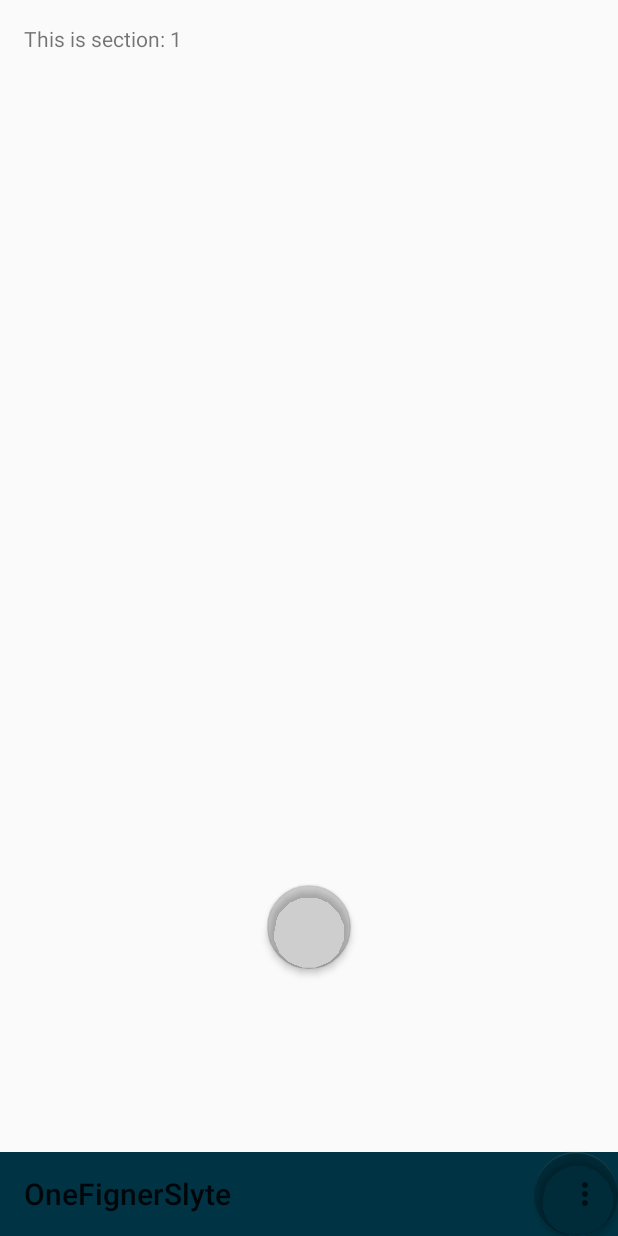
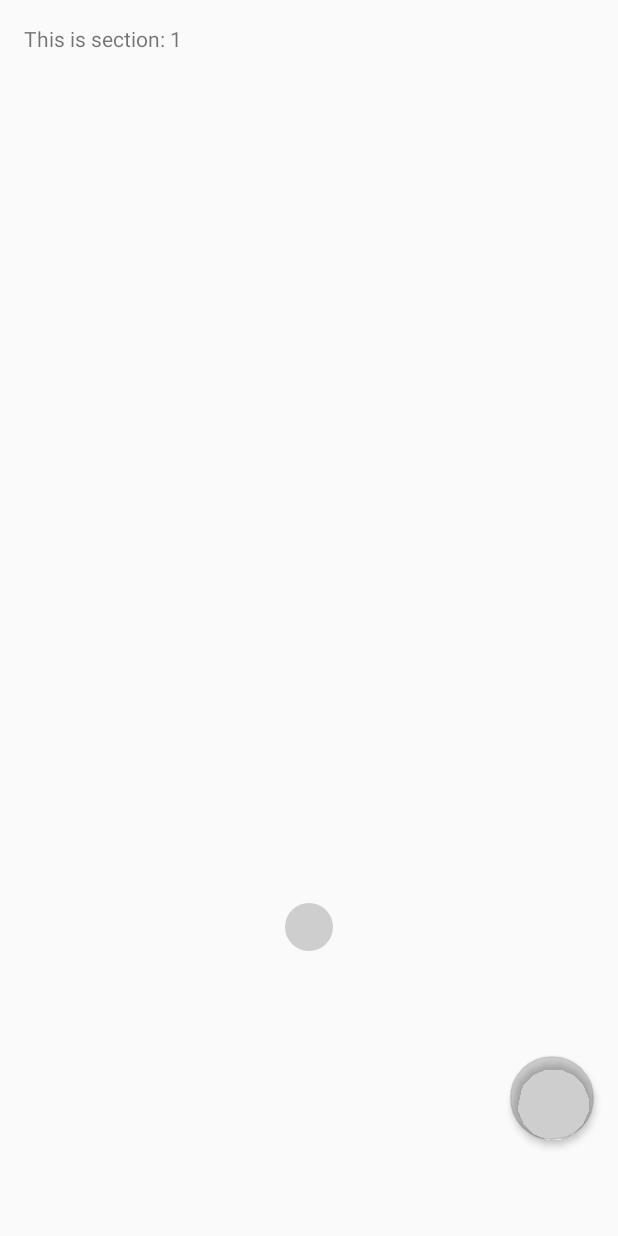
Before and after one commit to NiuPoYao/OneFignerSlyte, an Android app: the screen it shows after launch (MainActivity), after a tap on an icon or button, on a phone screen of 412 x 824 dp. Run offline under Robolectric (Android 15) with nearby library versions, the phone set to English and light mode, and no system bars; 3 statements that could not run were skipped.

Commit message:
interface ListenerHolder to change the functionality of fab in mainAct bugs fixed

```diff
--- a/app/src/main/AndroidManifest.xml
+++ b/app/src/main/AndroidManifest.xml
@@ -15,7 +15,7 @@
         <activity
             android:name=".MainActivity"
             android:label="@string/app_name"
-            android:theme="@style/AppTheme.NoActionBar">
+            android:theme="@style/AppTheme.NoActionBar.NoTitle">
             <intent-filter>
                 <action android:name="android.intent.action.MAIN" />
 
--- a/app/src/main/java/xniuniux/onefignerslyte/AppShortcutFragment.java
+++ b/app/src/main/java/xniuniux/onefignerslyte/AppShortcutFragment.java
@@ -11,10 +11,8 @@ import android.content.Intent;
 import android.graphics.drawable.BitmapDrawable;
 import android.os.Bundle;
 import android.os.Handler;
-import android.support.design.widget.FloatingActionButton;
 import android.support.design.widget.Snackbar;
 import android.support.v4.app.Fragment;
-import android.util.Log;
 import android.view.LayoutInflater;
 import android.view.MotionEvent;
 import android.view.View;
@@ -28,13 +26,14 @@ import java.util.ArrayList;
 
 import xniuniux.onefignerslyte.MainActivity.AppShortInfo;
 
-public class AppShortcutFragment extends Fragment {
+public class AppShortcutFragment extends Fragment implements MainActivity.ListenerHolder{
 
     String LOG_TAG = "AppShortcutFragment";
-    private OnFragmentInteractionListener interactionListener;
+    private OnFragmentInteractionListener mInteractionListener;
     private CircleListLayout cLayout;
     private ArrayList<Integer> mSelectedApp = new ArrayList<>();
-    private FloatingActionButton fab;
+
+    private View.OnClickListener shortcutFabOnClickListener;
 
     public AppShortcutFragment() {
     }
@@ -49,7 +48,7 @@ public class AppShortcutFragment extends Fragment {
         super.onAttach(context);
         if (context instanceof Activity){
             Activity a =(Activity) context;
-            interactionListener = (OnFragmentInteractionListener) a;
+            mInteractionListener = (OnFragmentInteractionListener) a;
 
         }
     }
@@ -60,20 +59,10 @@ public class AppShortcutFragment extends Fragment {
         // Inflate the layout for this fragment
         View rootView = inflater.inflate(R.layout.fragment_app_shortcut, container, false);
         cLayout = (CircleListLayout) rootView.findViewById(R.id.circle_list_layout);
-        fab = (FloatingActionButton) rootView.findViewById(R.id.shortcut_fab);
-        fab.setOnClickListener(shortcutFabOnClickListener);
 
-        for (int i = 0; i < cLayout.getAppShortcutsTotal(); i++){
-            ImageView button = (ImageView) inflater.inflate(R.layout.element_app_shortcut, null);
-            AppShortInfo app = MainActivity.appList.get(i);
-            button.setTag(i);
-            button.setImageBitmap(app.icons.get(1));
-            button.setOnClickListener(onClickListener);
-            button.setOnLongClickListener(onLongClickListener);
-            //button.setOnTouchListener(onTouchListener);
-            cLayout.addView(button);
-        }
+        renewList();
         showList();
+        shortcutFabOnClickListener = destroyFabOnClickListener;
 
         return rootView;
 
@@ -84,6 +73,21 @@ public class AppShortcutFragment extends Fragment {
     @Override
     public void onStart(){
         super.onStart();
+    }
+
+    public void renewList(){
+        for (int i = 0; i < cLayout.getAppShortcutsTotal(); i++){
+            ImageView button = (ImageView) LayoutInflater.from(getContext()).
+                    inflate(R.layout.element_app_shortcut, null);
+            AppShortInfo app = MainActivity.appList.get(i);
+            button.setTag(i);
+            button.setImageBitmap(app.icons.get(1));
+            button.setOnClickListener(onClickListener);
+            button.setOnLongClickListener(onLongClickListener);
+            //button.setOnTouchListener(onTouchListener);
+            cLayout.addView(button);
+            mSelectedApp.clear();
+        }
     }
 
     public void showList(){
@@ -132,7 +136,7 @@ public class AppShortcutFragment extends Fragment {
 
             @Override
             public void onAnimationEnd(Animator animator) {
-                interactionListener.onFragmentInteraction(LOG_TAG, MainActivity.FRG_ACTION_KILL);
+                mInteractionListener.onFragmentInteraction(LOG_TAG, MainActivity.FRG_ACTION_KILL);
             }
 
             @Override
@@ -176,12 +180,12 @@ public class AppShortcutFragment extends Fragment {
 
                     if (mSelectedApp.size() == 0){
                         cLayout.setSelectingMode(false);
-                        fab.setOnClickListener(null);
-                        fab.hide();
+                        shortcutFabOnClickListener = destroyFabOnClickListener;
+                        mInteractionListener.onFragmentInteraction(LOG_TAG, MainActivity.FRG_ACTION_LISTENER_UPDATE);
                     }
 
                 } else {
-                    if (mSelectedApp.size() > 4){
+                    if (mSelectedApp.size() > 5){
                         Snackbar.make(cLayout,"你選太多了",Snackbar.LENGTH_SHORT).show();
                         return;
                     }
@@ -202,19 +206,17 @@ public class AppShortcutFragment extends Fragment {
         public boolean onLongClick(View view){
             if(cLayout.isSelectingMode()){ return true; }
             cLayout.setSelectingMode(true);
-            mSelectedApp.removeAll(mSelectedApp);
-            fab.show();
-            fab.setOnClickListener(new View.OnClickListener() {
+            mSelectedApp.clear();
+
+            shortcutFabOnClickListener = new View.OnClickListener() {
                 @Override
                 public void onClick(View v) {
                     cLayout.setSelectingMode(false);
-                    fab.setOnClickListener(null);
-                    fab.hide();
-                    interactionListener.onFragmentInteraction(LOG_TAG, MainActivity.FRG_ACTION_CHANGE_SHORTCUT);
+                    mInteractionListener.onFragmentInteraction(LOG_TAG, MainActivity.FRG_ACTION_CHANGE_SHORTCUT);
                 }
-            });
+            };
+            mInteractionListener.onFragmentInteraction(LOG_TAG, MainActivity.FRG_ACTION_LISTENER_UPDATE);
             onClickListener.onClick(view);
-            //view.setBackground(new BitmapDrawable(getResources(), MainActivity.appList.get((int) view.getTag()).icons.get(3)));
             return  true;
         }
     };
@@ -250,17 +252,16 @@ public class AppShortcutFragment extends Fragment {
         }
     };
 
-    public View.OnClickListener shortcutFabOnClickListener = new View.OnClickListener() {
+    public View.OnClickListener destroyFabOnClickListener = new View.OnClickListener() {
         @Override
         public void onClick(View view) {
-            fab.setOnClickListener(null);
             hideList();
         }
     };
 
 
-    public interface OnFragmentInteractionListener {
-        void onFragmentInteraction(String TAG, int ACTION);
+    @Override
+    public View.OnClickListener getClickListener() {
+        return shortcutFabOnClickListener;
     }
-
 }
--- a/app/src/main/java/xniuniux/onefignerslyte/CircleListLayout.java
+++ b/app/src/main/java/xniuniux/onefignerslyte/CircleListLayout.java
@@ -14,8 +14,6 @@ import android.view.ViewGroup;
 import android.view.animation.DecelerateInterpolator;
 import android.view.animation.OvershootInterpolator;
 import android.widget.ImageView;
-
-import com.google.android.gms.location.FusedLocationProviderApi;
 
 import java.util.ArrayList;
 
@@ -83,9 +81,9 @@ public class CircleListLayout extends ViewGroup {
         int heightSize = MeasureSpec.getSize(heightMeasureSpec);
         int length = Math.min(widthSize, heightSize);
 
-        mRadius = length * 0.3f;
-        mRadiusSecond = mRadius * 0.7f;
-        mRadiusThird = mRadius * 1.3f;
+        mRadius = length * 0.33f;
+        mRadiusSecond = mRadius * 0.63f;
+        mRadiusThird = mRadius * 1.37f;
 
         mChildWidth =(int) Math.round( mRadius * 0.8 * Math.sin(mDeltaAngle) );
         mChildWidthSecond = mChildWidth /2;
--- a/app/src/main/java/xniuniux/onefignerslyte/MainActivity.java
+++ b/app/src/main/java/xniuniux/onefignerslyte/MainActivity.java
@@ -21,21 +21,20 @@ import android.support.v4.app.FragmentTransaction;
 import android.support.v4.content.ContextCompat;
 import android.support.v4.view.ViewPager;
 import android.support.v7.app.AppCompatActivity;
-import android.support.v7.widget.Toolbar;
 import android.util.Log;
 import android.view.Menu;
 import android.view.MenuItem;
 import android.view.View;
 import android.view.ViewGroup;
 import android.view.Window;
+import android.view.WindowManager;
 
 import java.util.ArrayList;
 import java.util.Collections;
 import java.util.Comparator;
 import java.util.List;
 
-public class MainActivity extends AppCompatActivity implements AppShortcutFragment.OnFragmentInteractionListener,
-        AppChooserFragment.OnFragmentInteractionListener {
+public class MainActivity extends AppCompatActivity implements OnFragmentInteractionListener {
 
     private String LOG_TAG = "Main Activity";
 
@@ -43,17 +42,23 @@ public class MainActivity extends AppCompatActivity implements AppShortcutFragme
     public static final int FRG_ACTION_KILL = -1;
     public static final int FRG_ACTION_CHANGE_SHORTCUT = 1;
     public static final int FRG_ACTION_CONFIRM= 2;
+    public static final int FRG_ACTION_LISTENER_UPDATE= 3;
 
+    private FragmentManager fm;
     private SectionsPagerAdapter mSectionsPagerAdapter;
     private ViewPager mViewPager;
     private AppShortcutFragment mAppShortcutFragment = new AppShortcutFragment();
     private AppChooserFragment mAppChooserFragment;
-    private boolean isAppListShow = false;
     private PackageManager mPm;
     private ArrayList<ResolveInfo> mLaunchableApps;
 
+    private FloatingActionButton fab;
+
+    private ArrayList<Integer> mVacancies = new ArrayList<>();
+    private ArrayList<Integer> mCandidates = new ArrayList<>();
     public static List<AppShortInfo> appList;
 
+    String lastTag = "last";
 
     //public View.OnClickListener mainFabOnClickListener;
     public class AppShortInfo {
@@ -67,8 +72,10 @@ public class MainActivity extends AppCompatActivity implements AppShortcutFragme
         this.requestWindowFeature(Window.FEATURE_NO_TITLE);
         setContentView(R.layout.activity_main);
 
-        Toolbar toolbar = (Toolbar) findViewById(R.id.toolbar);
-        FloatingActionButton fab = (FloatingActionButton) findViewById(R.id.main_fab);
+        getWindow().setFlags(WindowManager.LayoutParams.FLAG_TRANSLUCENT_STATUS,
+                WindowManager.LayoutParams.FLAG_TRANSLUCENT_STATUS);
+        //Toolbar toolbar = (Toolbar) findViewById(R.id.toolbar);
+        fab = (FloatingActionButton) findViewById(R.id.main_fab);
 
         WallpaperManager wallpaperManager = WallpaperManager.getInstance(this);
         Drawable wallpaperDrawable = wallpaperManager.getDrawable();
@@ -79,7 +86,15 @@ public class MainActivity extends AppCompatActivity implements AppShortcutFragme
         mSectionsPagerAdapter = new SectionsPagerAdapter(getSupportFragmentManager());
         mViewPager.setAdapter(mSectionsPagerAdapter);
 
-        setSupportActionBar(toolbar);
+        fm = getSupportFragmentManager();
+        fm.addOnBackStackChangedListener(new FragmentManager.OnBackStackChangedListener() {
+            @Override
+            public void onBackStackChanged() {
+                setFabClickListener();
+            }
+        });
+
+        //setSupportActionBar(toolbar);
 
         if (fab != null) {
             fab.setOnClickListener(mainFabOnClickListener);
@@ -94,7 +109,7 @@ public class MainActivity extends AppCompatActivity implements AppShortcutFragme
 
         mLaunchableApps = sortRIsByLabel(mLaunchableApps, mPm);
 
-        setAppList(null);
+        setAppList(null, null);
 
     }
 
@@ -115,46 +130,66 @@ public class MainActivity extends AppCompatActivity implements AppShortcutFragme
         new getIconSet().execute(app, RI);
     }
 
-    public void setAppList(ArrayList<Integer> list){
+    public void setAppList(ArrayList<Integer> vacanciesList, ArrayList<Integer> candidatesList){
 
-        if (appList == null || appList.size()<24){
+        if (appList == null) {
+            appList = new ArrayList<>();
+        }
+
+        if (vacanciesList == null && candidatesList == null){
             Log.d(LOG_TAG, "retrieving app data");
-            if (appList == null) {
-                appList = new ArrayList<>();
-            }
             for (ResolveInfo RI : mLaunchableApps){
+                if (MainActivity.appList.size()>23){
+                    break;
+                }
                 AppShortInfo app = new AppShortInfo();
                 appList.add(app);
-                setAppList(appList.size()-1,RI);
-                if (appList.size()>=24){
-                    break;
-                }
+                setAppList(MainActivity.appList.size()-1,RI);
             }
         }
 
+        if (candidatesList != null && candidatesList.size()>0){
+            ResolveInfo RI;
+            for (int i = 0; i < candidatesList.size(); i++){
+                RI = mLaunchableApps.get(candidatesList.get(i));
+                setAppList(vacanciesList.get(i) , RI);
+            }
+        }
     }
 
 
     @Override
     public void onFragmentInteraction(String tag, int action) {
         FragmentManager fm = getSupportFragmentManager();
+        if (action == FRG_ACTION_LISTENER_UPDATE){
+            setFabClickListener();
+        }
         switch (tag){
             case "AppShortcutFragment":
                 if (action == FRG_ACTION_KILL){
-                    mAppChooserFragment = (AppChooserFragment) fm.findFragmentById(R.id.app_shortcut_container);
-                    fm.beginTransaction().remove(mAppShortcutFragment).commit();
+                    fm.popBackStack();
+                    Log.d(LOG_TAG, fm.getBackStackEntryCount() + "");
                     break;
                 }
                 if (action == FRG_ACTION_CHANGE_SHORTCUT){
                     mAppChooserFragment = new AppChooserFragment();
                     mAppChooserFragment.setLaunchableAppsRI(mLaunchableApps);
                     mAppChooserFragment.setVacancies(mAppShortcutFragment.getSelectedApp());
-                    fm.beginTransaction().replace(R.id.main_content, mAppChooserFragment).addToBackStack(null).commit();
+                    fm.beginTransaction().replace(R.id.main_content, mAppChooserFragment,"AppChooser")
+                            .addToBackStack("AppChooser").commit();
                     break;
                 }
             case "AppChooserFragment":
                 if (action == FRG_ACTION_CONFIRM){
-                    fm.popBackStack();
+                    this.mVacancies = mAppChooserFragment.getVacancies();
+                    this.mCandidates = mAppChooserFragment.getCandidates();
+                    setAppList(mVacancies, mCandidates);
+                    fm.beginTransaction()
+                            .replace(R.id.main_content, mAppShortcutFragment, "appShortcut")
+                            .addToBackStack("appShortcut")
+                            .commit();
+                    mVacancies = null;
+                    mCandidates = null;
                     break;
                 }
         }
@@ -166,11 +201,6 @@ public class MainActivity extends AppCompatActivity implements AppShortcutFragme
 
     @Override
     public void onPause(){
-        /*if (isAppListShow){
-            FragmentManager fm = getSupportFragmentManager();
-            fm.beginTransaction().remove(mAppShortcutFragment).commit();
-            isAppListShow = false;
-        }*/
         super.onPause();
     }
 
@@ -181,9 +211,9 @@ public class MainActivity extends AppCompatActivity implements AppShortcutFragme
             FragmentManager fm = getSupportFragmentManager();
             if (!mAppShortcutFragment.isAdded()){
                 fm.beginTransaction()
-                        .add(R.id.main_content, mAppShortcutFragment)
+                        .add(R.id.main_content, mAppShortcutFragment, "appShortcut")
+                        .addToBackStack("appShortcut")
                         .commit();
-                return;
             }
 
         }
@@ -262,24 +292,21 @@ public class MainActivity extends AppCompatActivity implements AppShortcutFragme
     }
 
 
-    public class getIconSet extends AsyncTask<Object, Void, Drawable> {
+    public class getIconSet extends AsyncTask<Object, Void, Void> {
 
         private AppShortInfo appInfo;
         private ResolveInfo ri;
 
         @Override
-        protected Drawable doInBackground(final Object... param){
+        protected Void doInBackground(final Object... param){
             appInfo = (AppShortInfo) param[0];
             ri = (ResolveInfo) param[1];
-            return ri.loadIcon(mPm);
-
+            Drawable icon = ri.loadIcon(mPm);
+            appInfo.icons = highlightImage(((BitmapDrawable) icon).getBitmap());
+            return null;
         }
 
-        @Override
-        protected void onPostExecute(Drawable icon){
-            super.onPostExecute(icon);
-            appInfo.icons = highlightImage(((BitmapDrawable) icon).getBitmap());
-        }
+
     }
 
     public List<Bitmap> highlightImage(Bitmap icon) {
@@ -321,9 +348,35 @@ public class MainActivity extends AppCompatActivity implements AppShortcutFragme
         return icons;
     }
 
-    public void changeAppShortcutList(){
+    public void setFabClickListener(){
+        Fragment frg = getCurrentFragment();
+        if (frg == null){
+            Log.d(LOG_TAG,"frg is null");
+            fab.setOnClickListener(this.mainFabOnClickListener);
+            if ( !fab.isShown() ){fab.show();}
+            return;
+        }
+        if (frg instanceof ListenerHolder){
+           View.OnClickListener listener = ((ListenerHolder) frg).getClickListener();
+            if (listener != null){
+                fab.setOnClickListener(listener);
+                if ( !fab.isShown() ){fab.show();}
+                return;
+            }
+        }
+        fab.hide();
+    }
+
+    public Fragment getCurrentFragment(){
+
+        if (fm.getBackStackEntryCount() == 0){ return null;}
+        //Log.d(LOG_TAG,fm.getBackStackEntryAt(fm.getBackStackEntryCount()-1).getName());
+        return fm.findFragmentByTag(fm.getBackStackEntryAt(fm.getBackStackEntryCount()-1).getName());
 
     }
 
 
+    public interface ListenerHolder{
+        public View.OnClickListener getClickListener();
+    }
 }
--- a/app/src/main/res/drawable/background_app_list.xml
+++ b/app/src/main/res/drawable/background_app_list.xml
@@ -2,7 +2,7 @@
 <shape xmlns:android="http://schemas.android.com/apk/res/android"
     android:shape="oval">
 
-    <solid android:color="@color/colorBlack" />
+    <solid android:color="@color/colorWhiteTrans" />
 
     <size
         android:width="64dp"
--- a/app/src/main/res/layout/activity_main.xml
+++ b/app/src/main/res/layout/activity_main.xml
@@ -20,7 +20,7 @@
 
     </android.support.design.widget.AppBarLayout>
 
-    <android.support.v7.widget.Toolbar
+    <!--android.support.v7.widget.Toolbar
         android:id="@+id/toolbar"
         android:layout_width="match_parent"
         android:layout_height="?attr/actionBarSize"
@@ -29,7 +29,7 @@
         android:layout_gravity="bottom"
         app:popupTheme="@style/AppTheme.PopupOverlay">
 
-    </android.support.v7.widget.Toolbar>
+    </android.support.v7.widget.Toolbar-->
 
     <android.support.v4.view.ViewPager
         android:id="@+id/container"
@@ -44,6 +44,8 @@
         android:layout_width="wrap_content"
         android:layout_height="wrap_content"
         android:layout_gravity="end|bottom"
+        android:layout_marginBottom="64dp"
+        android:layout_marginEnd="16dp"
         />
 
 </android.support.design.widget.CoordinatorLayout>
--- a/app/src/main/res/layout/element_app_shortcut.xml
+++ b/app/src/main/res/layout/element_app_shortcut.xml
@@ -4,10 +4,7 @@
     android:layout_width="match_parent"
     android:layout_height="match_parent"
     android:clickable="true"
-    android:scaleType="fitCenter"
-    android:adjustViewBounds="true"
     android:visibility="invisible"
-    android:layout_gravity="fill"
     android:layout_columnWeight="1"
     android:layout_rowWeight="1">
 
--- a/app/src/main/res/layout/fragment_app_shortcut.xml
+++ b/app/src/main/res/layout/fragment_app_shortcut.xml
@@ -16,10 +16,13 @@
         android:layout_height="match_parent"
         android:layout_gravity="center"/>
 
-    <include layout="@layout/element_fab"
-        android:id="@+id/shortcut_fab"
-        android:layout_width="wrap_content"
-        android:layout_height="wrap_content"
-        android:layout_gravity="center" />
+    <ImageView
+        android:id="@+id/app_shortcut_center"
+        android:layout_width="32dp"
+        android:layout_height="32dp"
+        android:background="@drawable/background_app_list"
+        android:clickable="true"
+        android:layout_gravity="center"/>
+
 
 </FrameLayout>
--- a/app/src/main/res/values/colors.xml
+++ b/app/src/main/res/values/colors.xml
@@ -1,8 +1,8 @@
 <?xml version="1.0" encoding="utf-8"?>
 <resources>
-    <color name="colorPrimary">#003444</color>
-    <color name="colorPrimaryDark">#303F9F</color>
-    <color name="colorAccent">#444444</color>
+    <color name="colorPrimary">#FFCC66</color>
+    <color name="colorPrimaryDark">#FFFFFFFF</color>
+    <color name="colorAccent">#2D444444</color>
 
     <color name="colorBlack">#333333</color>
     <color name="colorWhiteTrans">#2D000000</color>
--- a/app/src/main/res/values/styles.xml
+++ b/app/src/main/res/values/styles.xml
@@ -8,7 +8,7 @@
         <item name="colorAccent">@color/colorAccent</item>
     </style>
 
-    <style name="AppTheme.NoActionBar">
+    <style name="AppTheme.NoActionBar.NoTitle">
         <item name="windowActionBar">false</item>
         <item name="windowNoTitle">true</item>
     </style>
```
Also changed, not shown: app/src/main/java/xniuniux/onefignerslyte/AppChooserFragment.java (+39 -63 lines), app/src/main/java/xniuniux/onefignerslyte/OnFragmentInteractionListener.java (added, +8 -0 lines), app/src/main/res/layout/fragment_app_chooser.xml (+8 -14 lines).
